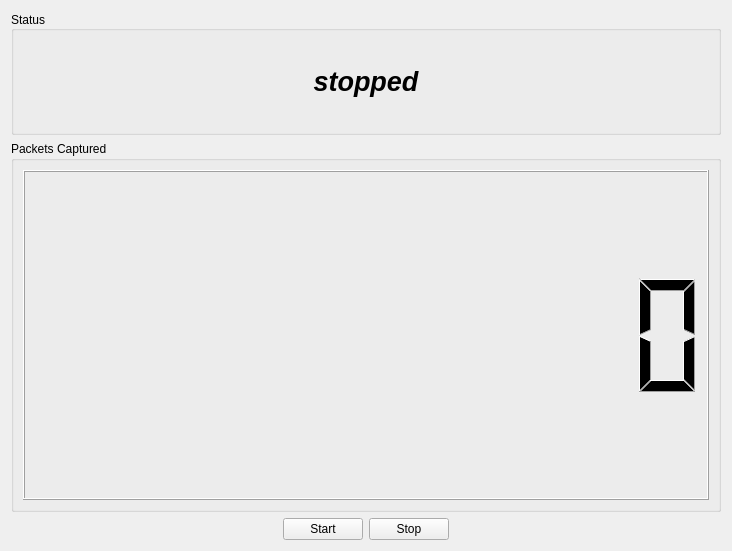
Qt form gui/MainWindow.ui (shilohchi/PacketCapture) before a commit.
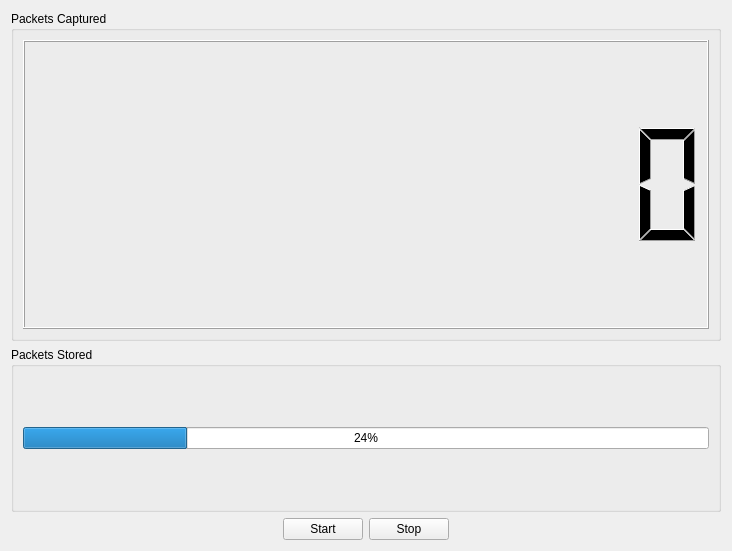
The same form after that commit.

Patch:
```diff
--- a/gui/MainWindow.ui
+++ b/gui/MainWindow.ui
@@ -17,54 +17,12 @@
    <string notr="true"/>
   </property>
   <layout class="QVBoxLayout" name="verticalLayout">
-   <item>
-    <widget class="QGroupBox" name="groupBox">
-     <property name="sizePolicy">
-      <sizepolicy hsizetype="Preferred" vsizetype="Preferred">
-       <horstretch>0</horstretch>
-       <verstretch>1</verstretch>
-      </sizepolicy>
-     </property>
-     <property name="title">
-      <string>Status</string>
-     </property>
-     <property name="alignment">
-      <set>Qt::AlignLeading|Qt::AlignLeft|Qt::AlignVCenter</set>
-     </property>
-     <layout class="QHBoxLayout" name="horizontalLayout_2">
-      <item>
-       <widget class="QLabel" name="lblStatus">
-        <property name="sizePolicy">
-         <sizepolicy hsizetype="Preferred" vsizetype="Preferred">
-          <horstretch>0</horstretch>
-          <verstretch>1</verstretch>
-         </sizepolicy>
-        </property>
-        <property name="font">
-         <font>
-          <pointsize>20</pointsize>
-          <weight>75</weight>
-          <italic>true</italic>
-          <bold>true</bold>
-         </font>
-        </property>
-        <property name="text">
-         <string>stopped</string>
-        </property>
-        <property name="alignment">
-         <set>Qt::AlignCenter</set>
-        </property>
-       </widget>
-      </item>
-     </layout>
-    </widget>
-   </item>
    <item>
     <widget class="QGroupBox" name="groupBox_2">
      <property name="sizePolicy">
       <sizepolicy hsizetype="Preferred" vsizetype="Preferred">
        <horstretch>0</horstretch>
-       <verstretch>3</verstretch>
+       <verstretch>2</verstretch>
       </sizepolicy>
      </property>
      <property name="title">
@@ -81,6 +39,28 @@
      </layout>
     </widget>
    </item>
+   <item>
+    <widget class="QGroupBox" name="groupBox">
+     <property name="sizePolicy">
+      <sizepolicy hsizetype="Preferred" vsizetype="Preferred">
+       <horstretch>0</horstretch>
+       <verstretch>1</verstretch>
+      </sizepolicy>
+     </property>
+     <property name="title">
+      <string>Packets Stored</string>
+     </property>
+     <layout class="QHBoxLayout" name="horizontalLayout_2">
+      <item>
+       <widget class="QProgressBar" name="progressBar">
+        <property name="value">
+         <number>24</number>
+        </property>
+       </widget>
+      </item>
+     </layout>
+    </widget>
+   </item>
    <item>
     <layout class="QHBoxLayout" name="horizontalLayout">
      <item>
```
